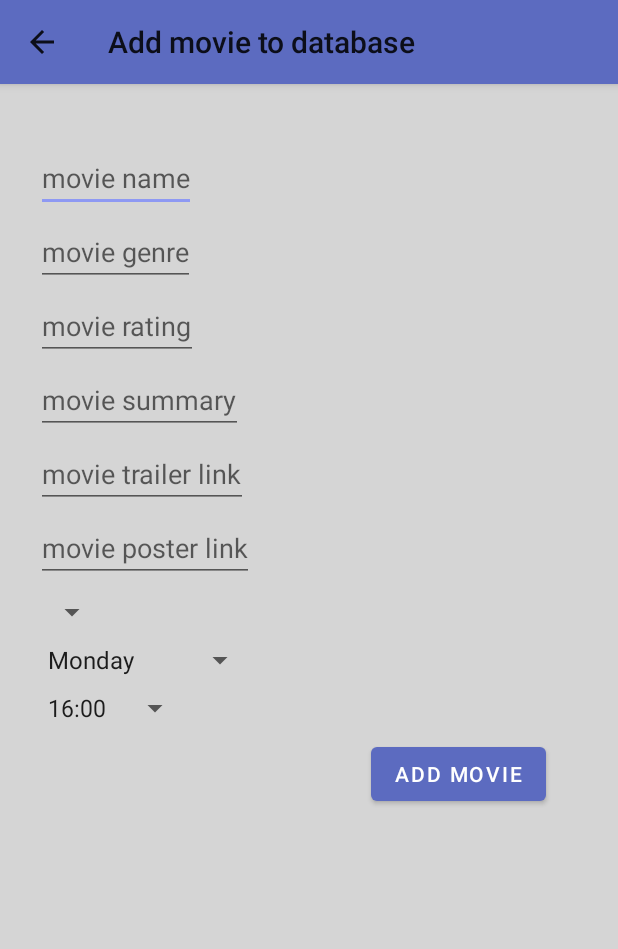
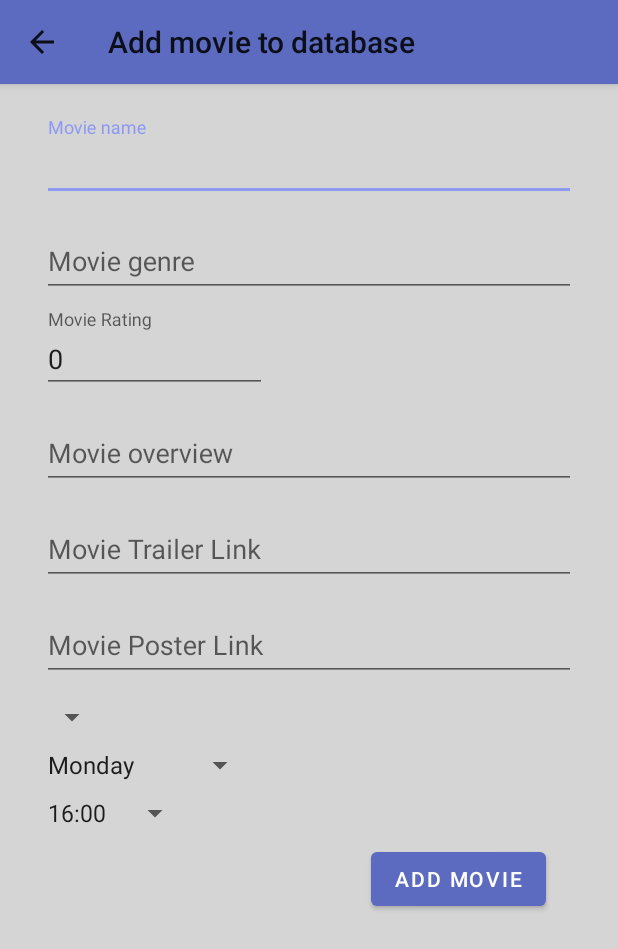
Before and after one commit to veskol1/FireApp, an Android app: the AddMovieActivity screen opened directly, with no data from a screen before it, on a phone screen of 412 x 824 dp. Shown: the top 949 px of the screen. Run offline under Robolectric (Android 15) with nearby library versions, the phone set to English and light mode, and no system bars; our stand-ins replace Firebase (no records; nobody signed in at launch, a user with empty details on screens opened directly); 2 statements that could not run were skipped.

Commit message:
fixed design at activity AddMovie

```diff
--- a/app/src/main/res/layout/activity_add_movie.xml
+++ b/app/src/main/res/layout/activity_add_movie.xml
@@ -5,7 +5,7 @@
     android:layout_height="match_parent"
     android:layout_gravity="center"
     android:gravity="center"
-    android:layout_marginTop="24dp">
+    android:layout_marginTop="12dp">
 
 <LinearLayout
     android:orientation="vertical"
@@ -16,48 +16,92 @@
     android:layout_marginEnd="24dp"
     android:gravity="start">
 
-    <EditText
-        android:id="@+id/et_movie_name"
-        android:layout_width="wrap_content"
+
+    <com.google.android.material.textfield.TextInputLayout
+        android:layout_width="match_parent"
         android:layout_height="wrap_content"
-        android:layout_marginTop="4dp"
-        android:hint="movie name" />
+        android:layout_margin="4dp"
+        android:hint="Movie name">
 
-    <EditText
-        android:id="@+id/et_movie_genre"
-        android:layout_width="wrap_content"
+        <com.google.android.material.textfield.TextInputEditText
+            android:layout_width="match_parent"
+            android:layout_height="wrap_content"
+            android:id="@+id/et_movie_name"
+            android:inputType="text" />
+    </com.google.android.material.textfield.TextInputLayout>
+
+
+    <com.google.android.material.textfield.TextInputLayout
+        android:layout_width="match_parent"
         android:layout_height="wrap_content"
-        android:layout_marginTop="4dp"
-        android:hint="movie genre" />
+        android:layout_margin="4dp"
+        android:hint="Movie genre">
 
-    <EditText
-        android:id="@+id/et_movie_rating"
-        android:layout_width="wrap_content"
+        <com.google.android.material.textfield.TextInputEditText
+            android:layout_width="match_parent"
+            android:layout_height="wrap_content"
+            android:id="@+id/et_movie_genre"
+            android:inputType="text" />
+    </com.google.android.material.textfield.TextInputLayout>
+
+
+    <com.google.android.material.textfield.TextInputLayout
+        android:layout_width="match_parent"
         android:layout_height="wrap_content"
-        android:layout_marginTop="4dp"
-        android:hint="movie rating" />
+        android:layout_margin="4dp"
+        android:hint="Movie Rating">
 
-    <EditText
-        android:id="@+id/editTextMovieSummary"
-        android:layout_width="wrap_content"
+        <com.google.android.material.textfield.TextInputEditText
+            android:layout_width="150dp"
+            android:layout_height="wrap_content"
+            android:id="@+id/et_movie_rating"
+            android:inputType="number"
+            android:text="0"/>
+    </com.google.android.material.textfield.TextInputLayout>
+
+
+    <com.google.android.material.textfield.TextInputLayout
+        android:layout_width="match_parent"
         android:layout_height="wrap_content"
-        android:layout_marginTop="4dp"
-        android:hint="movie summary"
-        android:autofillHints="@android:string/autofill"/>
+        android:layout_margin="4dp"
+        android:hint="Movie overview">
 
-    <EditText
-        android:id="@+id/et_movie_trailer_link"
-        android:layout_width="wrap_content"
+        <com.google.android.material.textfield.TextInputEditText
+            android:layout_width="match_parent"
+            android:layout_height="wrap_content"
+            android:id="@+id/editTextMovieSummary"
+            android:inputType="text" />
+    </com.google.android.material.textfield.TextInputLayout>
+
+
+    <com.google.android.material.textfield.TextInputLayout
+        android:layout_width="match_parent"
         android:layout_height="wrap_content"
-        android:layout_marginTop="4dp"
-        android:hint="movie trailer link" />
+        android:layout_margin="4dp"
+        android:hint="Movie Trailer Link">
 
-    <EditText
-        android:id="@+id/et_movie_poster_link"
-        android:layout_width="wrap_content"
+        <com.google.android.material.textfield.TextInputEditText
+            android:layout_width="match_parent"
+            android:layout_height="wrap_content"
+            android:id="@+id/et_movie_trailer_link"
+            android:inputType="text" />
+    </com.google.android.material.textfield.TextInputLayout>
+
+
+    <com.google.android.material.textfield.TextInputLayout
+        android:layout_width="match_parent"
         android:layout_height="wrap_content"
-        android:layout_marginTop="4dp"
-        android:hint="movie poster link" />
+        android:layout_margin="4dp"
+        android:hint="Movie Poster Link">
+
+        <com.google.android.material.textfield.TextInputEditText
+            android:layout_width="match_parent"
+            android:layout_height="wrap_content"
+            android:id="@+id/et_movie_poster_link"
+            android:inputType="text" />
+    </com.google.android.material.textfield.TextInputLayout>
+
+
 
     <Spinner
         android:id="@+id/spn_halls"
--- a/app/src/main/res/layout/activity_detailed_movie.xml
+++ b/app/src/main/res/layout/activity_detailed_movie.xml
@@ -27,7 +27,8 @@
                 android:layout_height="wrap_content"
                 android:text="movie name"
                 android:textStyle="bold"
-                android:textSize="20sp" />
+                android:textSize="20sp"
+                android:maxLines="2"/>
 
             <TextView
                 android:layout_width="wrap_content"
@@ -71,7 +72,7 @@
                 />
 
             <com.google.android.material.card.MaterialCardView
-                android:layout_width="150dp"
+                android:layout_width="140dp"
                 android:layout_height="90dp"
                 app:cardCornerRadius="2dp"
                 android:layout_marginTop="8dp"
```
